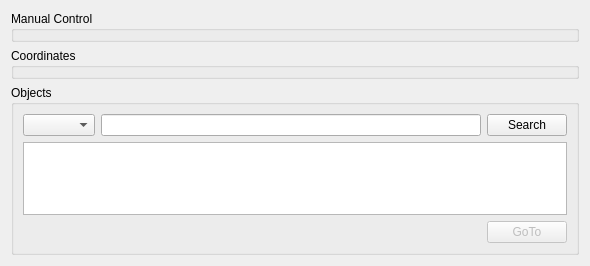
Above: dslr-qt-shooter/telescope/telescoperemotecontrol.ui from Edlward/GalaxyHunter before the change. Below: the same form after it.
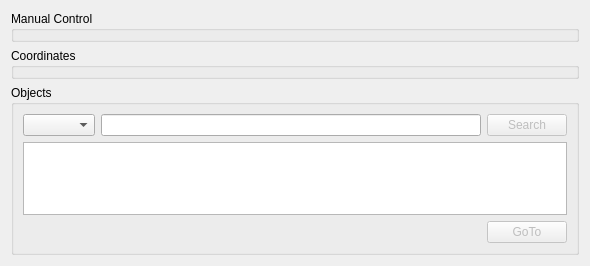
That is the form after the change.

Diff of the .ui file:
```diff
--- a/dslr-qt-shooter/telescope/telescoperemotecontrol.ui
+++ b/dslr-qt-shooter/telescope/telescoperemotecontrol.ui
@@ -52,6 +52,9 @@
       </item>
       <item row="0" column="2">
        <widget class="QPushButton" name="searchObject">
+        <property name="enabled">
+         <bool>false</bool>
+        </property>
         <property name="text">
          <string>Search</string>
         </property>
```
